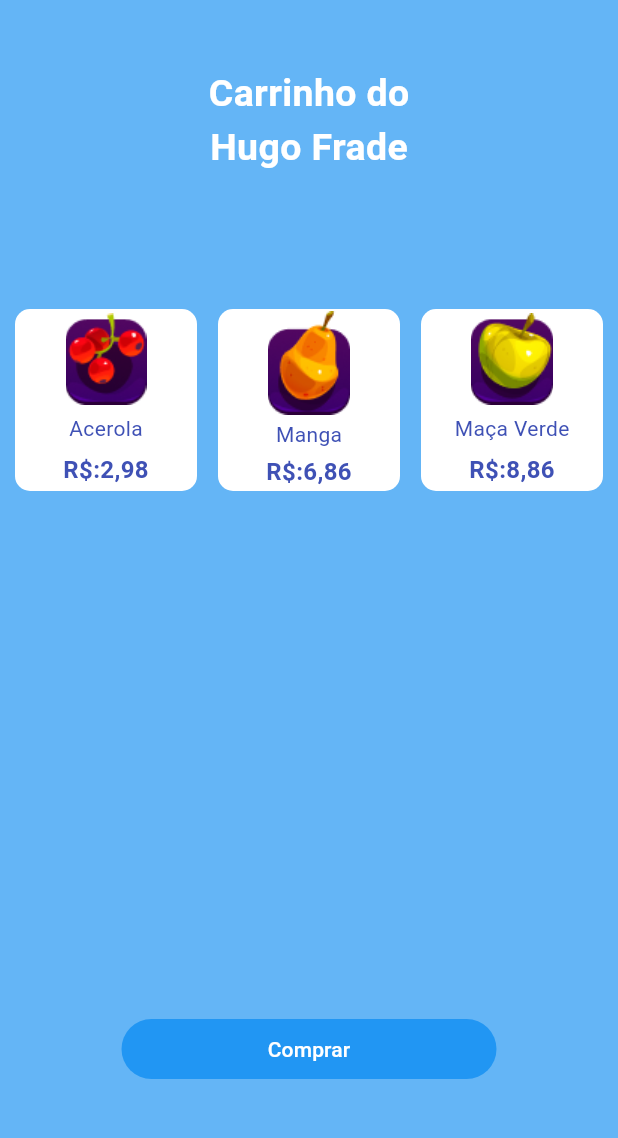
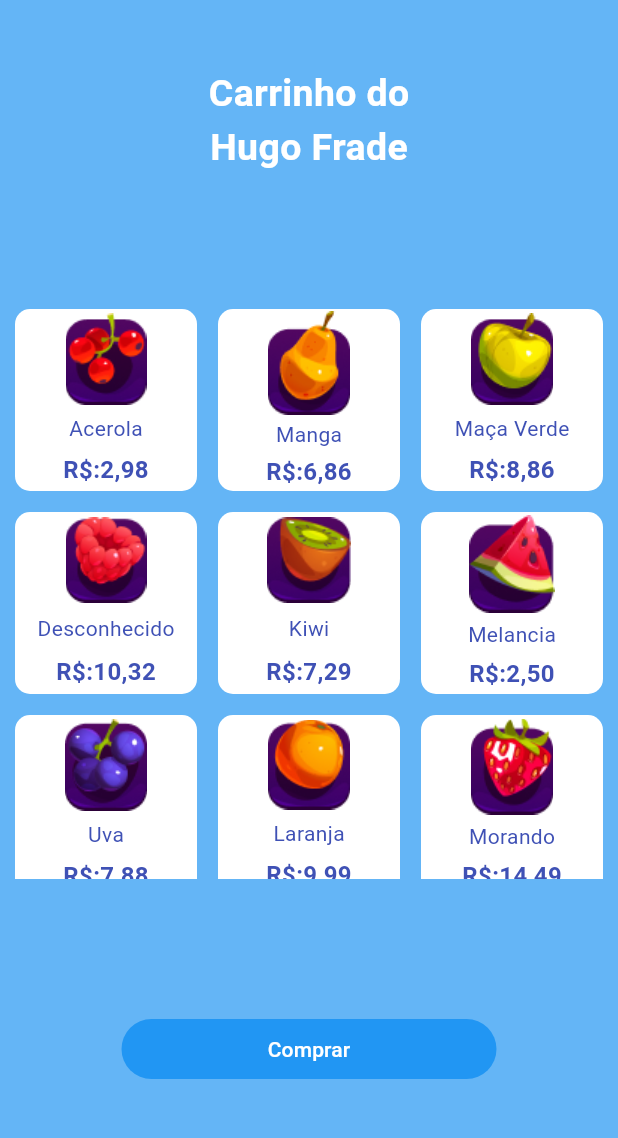
Before and after one commit to Hugofradee/carrinho_de_compras_widgets, a Flutter app: the screen it shows after launch, on a phone screen of 412 x 824 dp, the part 84-1222 px from its top. Run offline on Flutter 3.47's test engine with Material 3 defaults, Android fonts, the phone set to English and light mode, and no system bars.

```diff
--- a/lib/list.dart
+++ b/lib/list.dart
@@ -1,10 +1,12 @@
 import 'package:carrinho_de_compras/projeto/index.dart';
+import 'package:carrinho_de_compras/widgets/Orientation_builder.dart';
 import 'package:carrinho_de_compras/widgets/aligment.dart';
 import 'package:carrinho_de_compras/widgets/column.dart';
 import 'package:carrinho_de_compras/widgets/column_row.dart';
 import 'package:carrinho_de_compras/widgets/container.dart';
 import 'package:carrinho_de_compras/widgets/grid_view.dart';
 import 'package:carrinho_de_compras/widgets/list_view.dart';
+import 'package:carrinho_de_compras/widgets/media_query.dart';
 import 'package:carrinho_de_compras/widgets/positned.dart';
 import 'package:carrinho_de_compras/widgets/row.dart';
 import 'package:carrinho_de_compras/widgets/stack.dart';
@@ -69,35 +71,49 @@ class ListMenu{
           MaterialPageRoute(builder: (ctx)=> ListViewView()),
         );
         },
-        child: Text("List view"),
+        child: Text("List"),
       ),
       TextButton(onPressed: (){
         Navigator.of(context).push(
           MaterialPageRoute(builder: (ctx)=> WrapView()),
         );
         },
-        child: Text("Wrap view"),
+        child: Text("Wrap"),
       ),
       TextButton(onPressed: (){
         Navigator.of(context).push(
           MaterialPageRoute(builder: (ctx)=> GridViewView()),
         );
         },
-        child: Text("Grid View"),
+        child: Text("Grid"),
       ),
       TextButton(onPressed: (){
         Navigator.of(context).push(
           MaterialPageRoute(builder: (ctx)=> StackView()),
         );
         },
-        child: Text("Stack View"),
+        child: Text("Stack"),
       ),
       TextButton(onPressed: (){
         Navigator.of(context).push(
           MaterialPageRoute(builder: (ctx)=> PositinedView()),
         );
         },
-        child: Text("positned View"),
+        child: Text("positned"),
+      ),
+      TextButton(onPressed: (){
+        Navigator.of(context).push(
+          MaterialPageRoute(builder: (ctx)=> OrientationBuilderView()),
+        );
+        },
+        child: Text("Orientation"),
+      ),
+      TextButton(onPressed: (){
+        Navigator.of(context).push(
+          MaterialPageRoute(builder: (ctx)=> MediaQueryView()),
+        );
+        },
+        child: Text("Media Query"),
       ),
     ];
   }
--- a/lib/projeto/index.dart
+++ b/lib/projeto/index.dart
@@ -64,6 +64,30 @@ class CarrinhoDeCompras extends StatelessWidget {
                   nomeCard: 'Maça Verde',
                   preco: 'R\$:8,86',
                   ),
+                  _card(img: 'assets/images/Frame3.png',
+                  nomeCard: 'Desconhecido',
+                  preco: 'R\$:10,32',
+                  ),
+                  _card(img: 'assets/images/Frame4.png',
+                  nomeCard: 'Kiwi',
+                  preco: 'R\$:7,29',
+                  ),
+                  _card(img: 'assets/images/Frame5.png',
+                  nomeCard: 'Melancia',
+                  preco: 'R\$:2,50',
+                  ),
+                  _card(img: 'assets/images/Frame6.png',
+                  nomeCard: 'Uva',
+                  preco: 'R\$:7,88',
+                  ),
+                  _card(img: 'assets/images/Frame7.png',
+                  nomeCard: 'Laranja',
+                  preco: 'R\$:9,99',
+                  ),
+                  _card(img: 'assets/images/Frame8.png',
+                  nomeCard: 'Morando',
+                  preco: 'R\$:14,49',
+                  ),
                 ]
               ),
             ),
```
Also changed, not shown: lib/widgets/Orientation_builder.dart (added, +39 -0 lines), lib/widgets/media_query.dart (added, +29 -0 lines).
